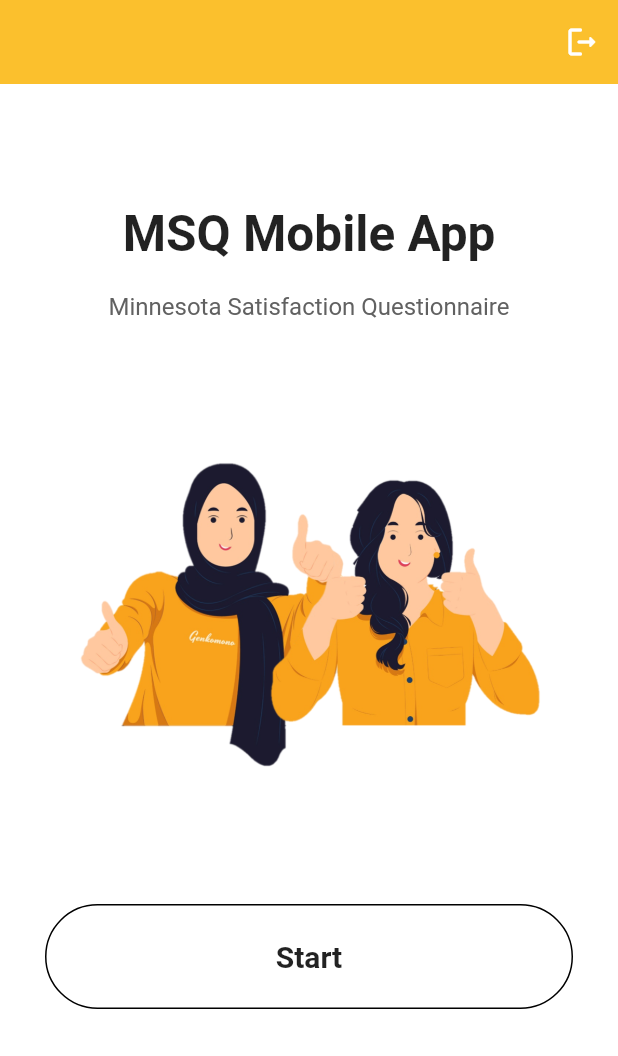
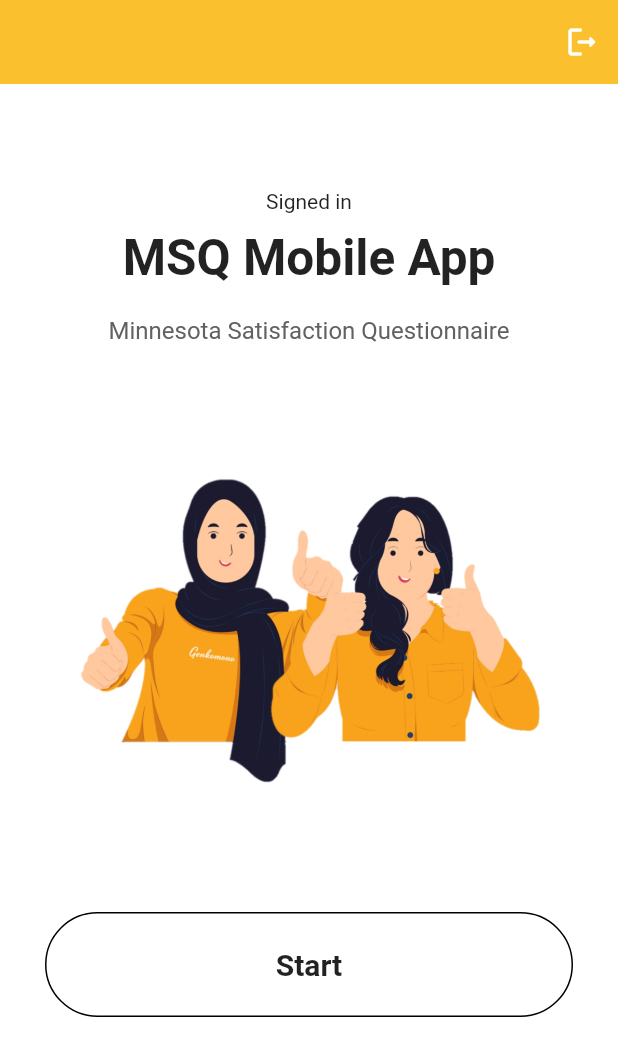
Before and after one commit to Adilahusin/MSQ-App, a Flutter app: the HomePage screen opened directly, on a phone screen of 412 x 824 dp. Shown: the top 1056 px of the screen. Run offline on Flutter 3.47's test engine with Material 2 defaults, Android fonts, the light colour scheme and no system bars; our stand-ins replace firebase_auth, firebase_core; accounts and stored records are empty; network calls fail.

Commit message:
modified:   msq/lib/pages/after_login.dart 	deleted:    msq/lib/pages/hhomepage.dart 	modified:   msq/lib/pages/homepage.dart

```diff
--- a/msq/lib/pages/after_login.dart
+++ b/msq/lib/pages/after_login.dart
@@ -1,5 +1,5 @@
 import 'package:flutter/material.dart';
-import 'package:msq/pages/hhomepage.dart';
+import 'package:msq/pages/homepage.dart';
 import 'package:msq/pages/login.dart';
 import 'package:firebase_auth/firebase_auth.dart';
 
@@ -19,7 +19,7 @@ class _afterLoginState extends State<afterLogin> {
         stream: FirebaseAuth.instance.authStateChanges(),
         builder: (context, snapshot) {
           if (snapshot.hasData) {
-            return const hhomepage();
+            return const HomePage();
           }else{
             return const LoginPage();
           }
--- a/msq/lib/pages/homepage.dart
+++ b/msq/lib/pages/homepage.dart
@@ -45,7 +45,13 @@ class _HomePageState extends State<HomePage> {
               Column(
                 children: <Widget>[
 
-                  const SizedBox(height: 30),
+                  const SizedBox(height: 20),
+
+                  const Text(
+                    "Signed in",
+                    ),
+
+                    const SizedBox(height: 10),
 
                   const Text(
                     "MSQ Mobile App",
```
Also changed, not shown: msq/lib/pages/hhomepage.dart (deleted, +0 -18 lines).
